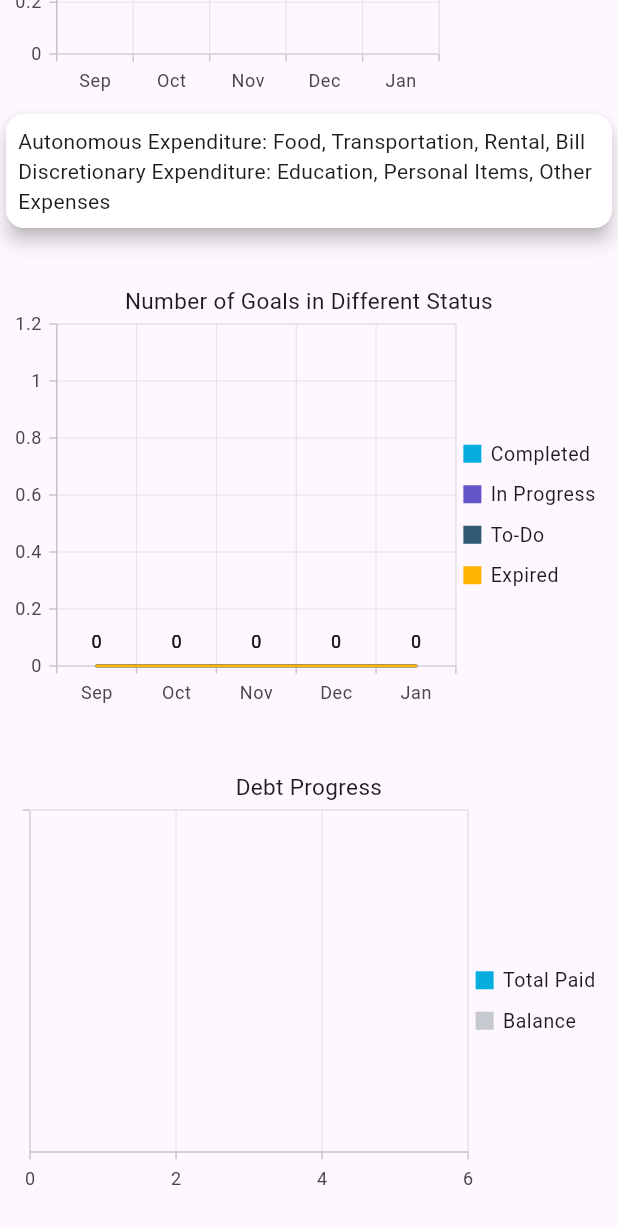
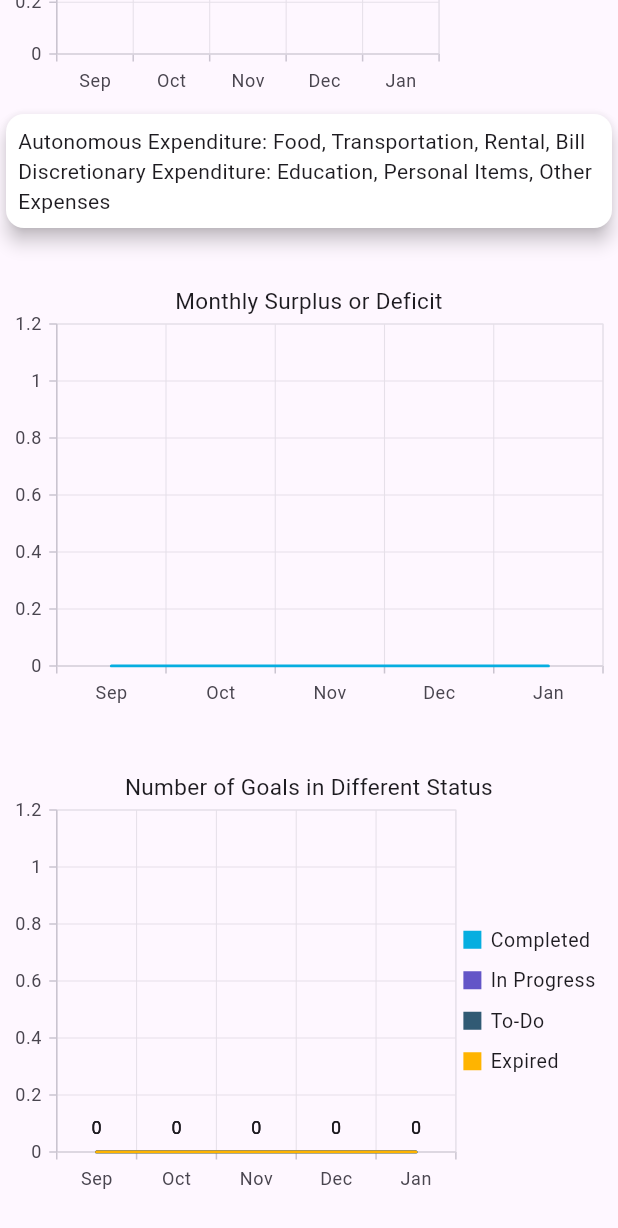
Before and after one commit to yiwan-21/FYP-Financial-app, a Flutter app: the Analytics screen opened directly, scrolled down 576 dp, on a phone screen of 412 x 824 dp. Shown: the top 1228 px of the screen. Run offline on Flutter 3.47's test engine with Material 3 defaults, Android fonts, the phone set to English and light mode, and no system bars; drawn by our look-alikes of showcaseview; our stand-ins replace cloud_firestore, convex_bottom_bar, firebase_auth, firebase_core, firebase_messaging, firebase_storage and 3 more; accounts and stored records are empty; network calls fail.

Commit message:
monthly surplus

```diff
--- /dev/null
+++ b/lib/components/monthly_surplus.dart
@@ -0,0 +1,40 @@
+import 'package:flutter/material.dart';
+import 'package:provider/provider.dart';
+import 'package:syncfusion_flutter_charts/charts.dart';
+
+import '../providers/transaction_provider.dart';
+import '../components/tracker_overview_chart.dart';
+
+class MonthlySurplusGraph extends StatefulWidget {
+  const MonthlySurplusGraph({super.key});
+
+  @override
+  State<MonthlySurplusGraph> createState() => _MonthlySurplusGraphState();
+}
+
+class _MonthlySurplusGraphState extends State<MonthlySurplusGraph> {
+  @override
+  Widget build(BuildContext context) {
+    return Consumer<TransactionProvider>(
+      builder: (context, transactionProvider, _) {
+       final List<TrackerOverviewData> lineData = transactionProvider.getTrackerOverviewData();
+
+        return SfCartesianChart(
+          primaryXAxis: CategoryAxis(),
+          // Chart title
+          title: ChartTitle(text: 'Monthly Surplus or Deficit'),
+          // Enable tooltip
+          tooltipBehavior: TooltipBehavior(enable: true),
+          series: <ChartSeries<TrackerOverviewData, String>>[
+            LineSeries<TrackerOverviewData, String>(
+                dataSource: lineData,
+                xValueMapper: (TrackerOverviewData record, _) => record.month,
+                yValueMapper: (TrackerOverviewData record, _) => record.income - record.expense,
+                name: '',
+            ),
+          ],
+        );
+      },
+    );
+  }
+}
--- a/lib/pages/analytics.dart
+++ b/lib/pages/analytics.dart
@@ -1,3 +1,4 @@
+import 'package:financial_app/components/monthly_surplus.dart';
 import 'package:flutter/material.dart';
 
 import '../constants/constant.dart';
@@ -53,6 +54,11 @@ class _AnalyticsState extends State<Analytics> {
           ),
           const Row(
             children: [
+              Expanded(child: MonthlySurplusGraph()),
+            ],
+          ),
+          const Row(
+            children: [
               Expanded(child: MonitorGoalChart()),
               Expanded(child: MonitorDebtChart()),
             ],
@@ -68,6 +74,8 @@ class _AnalyticsState extends State<Analytics> {
           const SizedBox(height: verticalSpacing),
           const AutoDisChart(),
           buildCard(),
+          const SizedBox(height: verticalSpacing),
+          const MonthlySurplusGraph(),
           const SizedBox(height: verticalSpacing),
           const MonitorGoalChart(),
           const SizedBox(height: verticalSpacing),
```
